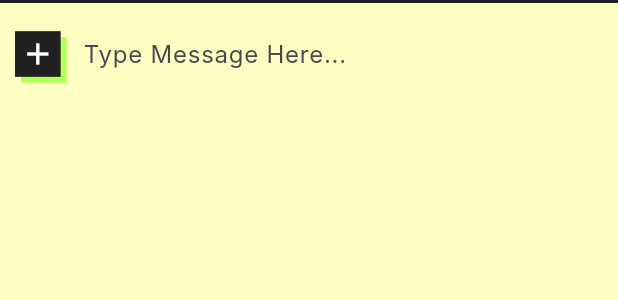
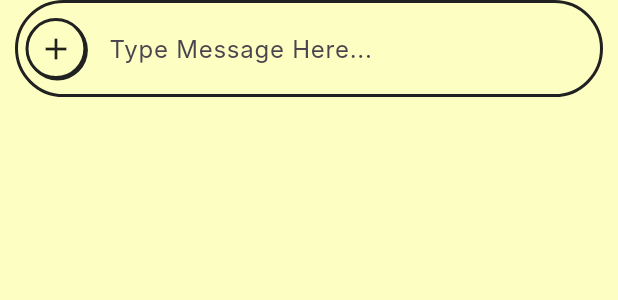
Before and after one commit to surajshrmax/Synq, a Flutter app: the MessageBox widget shown alone on an empty page, opened directly, on a phone screen of 412 x 824 dp. Shown: the top 300 px of the screen. Run offline on Flutter 3.47's test engine with Material 3 defaults, Android fonts, the light colour scheme and no system bars; our stand-ins replace dio, equatable, flutter_bloc, flutter_screenutil, flutter_secure_storage, flutter_svg and 2 more; accounts and stored records are empty; Roboto replaces fonts that are missing (Inter).

Commit message:
Changed few things in UI

```diff
--- /dev/null
+++ b/lib/config/constants.dart
@@ -0,0 +1,3 @@
+const Duration defaultPressAnimationDuration = Duration(milliseconds: 100);
+const double defaultOffsetValue = 4;
+const double defaultBorderRadiusValue = 10;
--- /dev/null
+++ b/lib/config/routes.dart
@@ -0,0 +1,18 @@
+import 'package:go_router/go_router.dart';
+import 'package:synq/features/conversation/presentation/pages/conversation_page.dart';
+import 'package:synq/features/conversation/presentation/pages/find_user_page.dart';
+import 'package:synq/features/conversation/presentation/pages/message_page.dart';
+
+final routes = GoRouter(
+  routes: <RouteBase>[
+    GoRoute(path: "/", builder: (context, state) => ConversationPage()),
+    GoRoute(path: "/search", builder: (context, state) => FindUserPage()),
+    GoRoute(
+      path: "/message/:id",
+      builder: (context, state) {
+        final userID = state.pathParameters['id'];
+        return MessagePage(userID: userID!);
+      },
+    ),
+  ],
+);
--- a/lib/core/di/service_locator.dart
+++ b/lib/core/di/service_locator.dart
@@ -13,7 +13,7 @@ import 'package:synq/features/conversation/data/data_source/remote/user_api_serv
 import 'package:synq/features/conversation/data/repository/user_repository_impl.dart';
 import 'package:synq/features/conversation/domain/repository/user_repository.dart';
 import 'package:synq/features/conversation/domain/usecases/search_user_use_case.dart';
-import 'package:synq/features/conversation/presentation/bloc/search_user_bloc.dart';
+import 'package:synq/features/conversation/presentation/bloc/search/search_user_bloc.dart';
 
 final getIt = GetIt.instance;
 
--- /dev/null
+++ b/lib/core/widgets/synq_animated_container.dart
@@ -0,0 +1,96 @@
+import 'package:flutter/material.dart';
+import 'package:synq/config/constants.dart';
+import 'package:flutter_screenutil/flutter_screenutil.dart';
+
+class SynqAnimatedContainer extends StatefulWidget {
+  final Widget child;
+  final VoidCallback? onPressed;
+  final Duration? duration;
+  final BorderRadius? borderRadius;
+  final Color? backgroundColor;
+  final Color? shadowColor;
+  final Color? borderColor;
+  final Offset? shadowOffSet;
+  final EdgeInsets? margin;
+  final EdgeInsets? padding;
+  final double? height;
+  final double? width;
+
+  const SynqAnimatedContainer({
+    super.key,
+    required this.child,
+    this.duration,
+    this.borderRadius,
+    this.backgroundColor,
+    this.shadowColor,
+    this.shadowOffSet,
+    this.margin,
+    this.padding,
+    this.onPressed,
+    this.height,
+    this.width,
+    this.borderColor,
+  });
+
+  @override
+  State<SynqAnimatedContainer> createState() => _SynqAnimatedContainerState();
+}
+
+class _SynqAnimatedContainerState extends State<SynqAnimatedContainer> {
+  bool _isPressed = false;
+
+  void updateUi(bool value) {
+    if (widget.onPressed == null) return;
+    setState(() {
+      _isPressed = value;
+    });
+  }
+
+  @override
+  Widget build(BuildContext context) {
+    final theme = Theme.of(context);
+    return GestureDetector(
+      onTapDown: (details) => updateUi(true),
+      onTapUp: (details) {
+        updateUi(false);
+        widget.onPressed!();
+      },
+      onTapCancel: () => updateUi(false),
+      child: AnimatedContainer(
+        height: widget.height,
+        width: widget.width,
+        padding: widget.padding ?? EdgeInsets.zero,
+        margin: widget.margin ?? EdgeInsets.zero,
+        duration: defaultPressAnimationDuration,
+
+        transform: Matrix4.translationValues(
+          _isPressed ? widget.shadowOffSet?.dx ?? defaultOffsetValue : 0,
+          _isPressed ? widget.shadowOffSet?.dy ?? defaultOffsetValue : 0,
+          0,
+        ),
+
+        decoration: BoxDecoration(
+          color: widget.backgroundColor ?? theme.scaffoldBackgroundColor,
+          border: Border.all(
+            color: widget.borderColor ?? theme.dividerColor,
+            width: 2,
+          ),
+          borderRadius:
+              widget.borderRadius ??
+              BorderRadius.circular(defaultBorderRadiusValue),
+
+          boxShadow: [
+            BoxShadow(
+              color: widget.shadowColor ?? theme.dividerColor,
+              offset: _isPressed
+                  ? Offset(0, 0)
+                  : widget.shadowOffSet ??
+                        Offset(defaultOffsetValue, defaultOffsetValue),
+            ),
+          ],
+        ),
+        child: Center(child: widget.child),
+      ),
+    );
+  }
+}
--- a/lib/core/widgets/synq_container.dart
+++ b/lib/core/widgets/synq_container.dart
@@ -1,17 +1,61 @@
 import 'package:flutter/material.dart';
+import 'package:flutter/rendering.dart';
+import 'package:synq/config/constants.dart';
 
 class SynqContainer extends StatelessWidget {
   final Widget child;
-  const SynqContainer({super.key, required this.child});
+  final VoidCallback? onPressed;
+  final double? height;
+  final double? width;
+  final BoxConstraints? boxConstraints;
+  final EdgeInsets? padding;
+  final EdgeInsets? margin;
+  final BorderRadius? borderRadius;
+  final bool shadow;
+  final Color? backgroundColor;
+  final Color? shadowColor;
+  const SynqContainer({
+    super.key,
+    required this.child,
+    this.borderRadius,
+    this.onPressed,
+    this.height,
+    this.width,
+    this.padding,
+    this.margin,
+    this.boxConstraints,
+    this.shadow = false,
+    this.backgroundColor,
+    this.shadowColor,
+  });
 
   @override
   Widget build(BuildContext context) {
     final theme = Theme.of(context);
-    return Container(
-      decoration: BoxDecoration(
-        border: Border.all(width: 2, color: theme.dividerColor),
+    return GestureDetector(
+      onTap: () => onPressed!(),
+      child: Container(
+        height: height,
+        width: width,
+        padding: padding,
+        margin: margin,
+        constraints: boxConstraints,
+        decoration: BoxDecoration(
+          color: backgroundColor ?? theme.scaffoldBackgroundColor,
+          borderRadius:
+              borderRadius ?? BorderRadius.circular(defaultBorderRadiusValue),
+          border: Border.all(width: 2, color: theme.dividerColor),
+          boxShadow: shadow
+              ? [
+                  BoxShadow(
+                    color: shadowColor ?? theme.dividerColor,
+                    offset: Offset(2, 2),
+                  ),
+                ]
+              : [],
+        ),
+        child: child,
       ),
-      child: child,
     );
   }
 }
--- a/lib/core/widgets/synq_icon_button.dart
+++ b/lib/core/widgets/synq_icon_button.dart
@@ -1,8 +1,8 @@
 import 'package:flutter/material.dart';
 import 'package:flutter_screenutil/flutter_screenutil.dart';
-import 'package:synq/config/theme/app_text_colors.dart';
+import 'package:synq/core/widgets/synq_animated_container.dart';
 
-class SynqIconButton extends StatefulWidget {
+class SynqIconButton extends StatelessWidget {
   final IconData icon;
   final VoidCallback onPressed;
   final Color? color;
@@ -14,46 +14,17 @@ class SynqIconButton extends StatefulWidget {
   });
 
   @override
-  State<SynqIconButton> createState() => _SynqIconButtonState();
-}
-
-class _SynqIconButtonState extends State<SynqIconButton> {
-  bool isPressed = false;
-  @override
   Widget build(BuildContext context) {
     final theme = Theme.of(context);
-    final textTheme = theme.extension<AppTextColors>();
-    return GestureDetector(
-      onTapDown: (_) => setState(() => isPressed = true),
-      onTapUp: (_) {
-        setState(() => isPressed = false);
-        widget.onPressed();
-      },
-      onTapCancel: () => setState(() => isPressed = false),
-      child: AnimatedContainer(
-        height: 40.h,
-        width: 40.h,
-        transform: Matrix4.translationValues(
-          isPressed ? 4 : 0,
-          isPressed ? 4 : 0,
-          0,
-        ),
-        decoration: BoxDecoration(
-          border: Border.all(
-            width: 2,
-            color: widget.color ?? theme.dividerColor,
-          ),
-          color: widget.color ?? theme.dividerColor,
-          boxShadow: [
-            BoxShadow(
-              color: Colors.lightGreenAccent,
-              offset: isPressed ? Offset.zero : Offset(4, 4),
-            ),
-          ],
-        ),
-        duration: Duration(milliseconds: 120),
-        child: Center(child: Icon(widget.icon, color: Colors.white)),
-      ),
+    return SynqAnimatedContainer(
+      onPressed: () => onPressed(),
+      height: 40.h,
+      width: 40.h,
+      backgroundColor: color ?? theme.dividerColor,
+      borderRadius: BorderRadius.circular(10),
+      shadowColor: Colors.lightGreenAccent,
+      shadowOffSet: Offset(2, 2),
+      child: Icon(icon, color: Colors.white),
     );
   }
 }
--- a/lib/features/conversation/data/data_source/remote/user_api_service.dart
+++ b/lib/features/conversation/data/data_source/remote/user_api_service.dart
@@ -1,5 +1,3 @@
-import 'dart:convert';
-
 import 'package:synq/core/network/api_client.dart';
 import 'package:synq/core/network/api_result.dart';
 import 'package:synq/features/auth/data/models/user_model.dart';
--- a/lib/features/conversation/presentation/bloc/search_user_event.dart
+++ b/lib/features/conversation/presentation/bloc/search/search_user_event.dart
@@ -5,3 +5,9 @@ class StartSearchUserEvent extends SearchUserEvent {
 
   StartSearchUserEvent({required this.name});
 }
+
+class ExecuteSearchEvent extends SearchUserEvent {
+  final String name;
+
+  ExecuteSearchEvent({required this.name});
+}
--- a/lib/features/conversation/presentation/bloc/search_user_state.dart
+++ b/lib/features/conversation/presentation/bloc/search/search_user_state.dart
@@ -3,6 +3,8 @@ import 'package:synq/features/auth/domain/entities/user.dart';
 abstract class SearchUserState {}
 
 class SearchUserInitialState extends SearchUserState {}
+
+class SearchUserLoadingState extends SearchUserState {}
 
 class SearchUserFoundState extends SearchUserState {
   final Iterable<User> users;
--- a/lib/features/conversation/presentation/widgets/message_box.dart
+++ b/lib/features/conversation/presentation/widgets/message_box.dart
@@ -1,5 +1,6 @@
 import 'package:flutter/material.dart';
-import 'package:synq/core/widgets/synq_icon_button.dart';
+import 'package:synq/core/widgets/synq_animated_container.dart';
+import 'package:synq/core/widgets/synq_container.dart';
 import 'package:flutter_screenutil/flutter_screenutil.dart';
 
 class MessageBox extends StatefulWidget {
@@ -11,6 +12,7 @@ class MessageBox extends StatefulWidget {
 
 class _MessageBoxState extends State<MessageBox> {
   bool isTextBoxEmpty = true;
+
   TextEditingController messageBoxController = TextEditingController();
 
   @override
@@ -25,13 +27,15 @@ class _MessageBoxState extends State<MessageBox> {
       });
     }
 
-    return Container(
-      margin: EdgeInsets.only(bottom: mediaQuery.padding.bottom),
-      padding: EdgeInsets.all(10),
-      constraints: BoxConstraints(maxHeight: mediaQuery.size.height * 0.40),
-      decoration: BoxDecoration(
-        border: Border(top: BorderSide(width: 2, color: theme.dividerColor)),
+    return SynqContainer(
+      margin: EdgeInsets.only(
+        bottom: mediaQuery.padding.bottom + 10.h,
+        left: 10,
+        right: 10,
       ),
+      padding: EdgeInsets.symmetric(horizontal: 5, vertical: 5),
+      borderRadius: BorderRadius.circular(40),
+      boxConstraints: BoxConstraints(maxHeight: mediaQuery.size.height * 0.40),
       child: Row(
         crossAxisAlignment: CrossAxisAlignment.center,
         spacing: 15.r,
@@ -39,10 +43,13 @@ class _MessageBoxState extends State<MessageBox> {
           AnimatedSize(
             duration: Duration(milliseconds: 200),
             child: isTextBoxEmpty
-                ? SizedBox(
-                    height: 30.h,
-                    width: 30.h,
-                    child: SynqIconButton(icon: Icons.add, onPressed: () {}),
+                ? SynqAnimatedContainer(
+                    height: 40.h,
+                    width: 40.h,
+                    shadowOffSet: Offset(1, 1),
+                    onPressed: () {},
+                    borderRadius: BorderRadius.circular(30),
+                    child: Center(child: Icon(Icons.add)),
                   )
                 : SizedBox.shrink(),
           ),
@@ -64,14 +71,16 @@ class _MessageBoxState extends State<MessageBox> {
           AnimatedSize(
             duration: Duration(milliseconds: 200),
             child: SizedBox(
-              height: 30.h,
-              width: 30.h,
+              height: 50.h,
+              width: 50.h,
               child: isTextBoxEmpty
                   ? SizedBox.shrink()
-                  : SynqIconButton(
-                      icon: Icons.keyboard_arrow_up,
-                      color: Colors.orange,
+                  : SynqAnimatedContainer(
                       onPressed: () {},
+                      backgroundColor: Colors.lightGreenAccent,
+                      shadowOffSet: Offset.zero,
+                      borderRadius: BorderRadius.circular(40),
+                      child: Icon(Icons.keyboard_arrow_up),
                     ),
             ),
           ),
```
Also changed, not shown: lib/features/conversation/presentation/bloc/search/search_user_bloc.dart (renamed from lib/features/conversation/presentation/bloc/search_user_bloc.dart, +19 -4 lines), lib/features/conversation/presentation/pages/conversation_page.dart (+11 -19 lines), lib/features/conversation/presentation/pages/find_user_page.dart (+32 -21 lines), lib/features/conversation/presentation/pages/message_page.dart (+27 -4 lines), lib/features/conversation/presentation/widgets/conversation_list_item.dart (+11 -15 lines), lib/features/conversation/presentation/widgets/message_list_item.dart (+19 -33 lines), lib/main.dart (+4 -4 lines), pubspec.yaml (+2 -7 lines), pubspec.lock.
